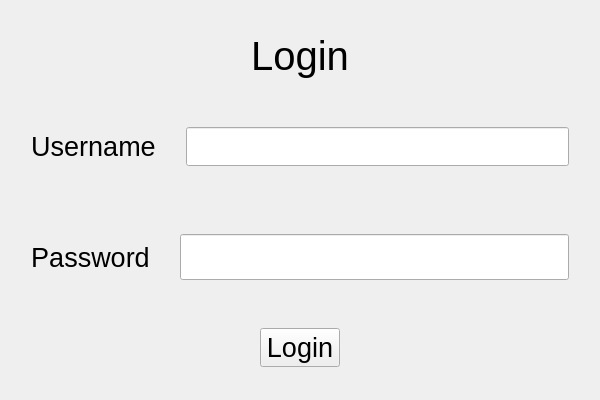
The window that UiFiles/LoginForm.ui (mdsakilkhan/CSC32200-Project) describes before a commit, drawn with Qt 5.
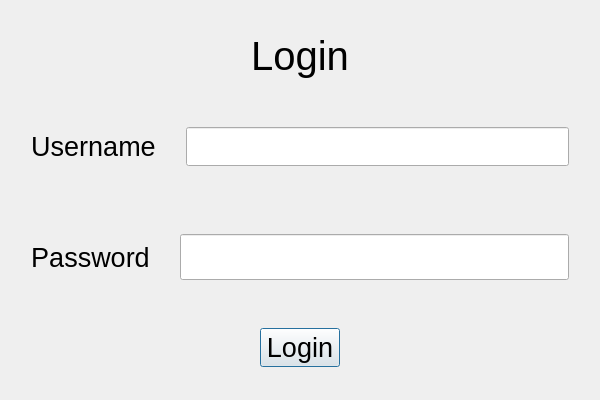
The same window after the commit.

The edit to the form file:
```diff
--- a/UiFiles/LoginForm.ui
+++ b/UiFiles/LoginForm.ui
@@ -222,7 +222,7 @@
         <string>Login</string>
        </property>
        <property name="autoDefault">
-        <bool>false</bool>
+        <bool>true</bool>
        </property>
       </widget>
      </item>
```
